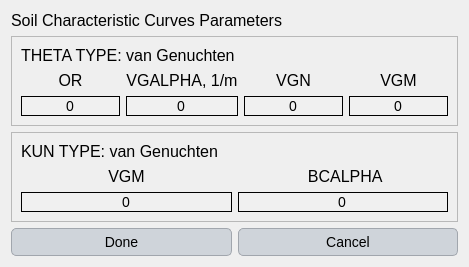
Old version of the form ui/soil_characteristic_curves.ui in the repository Inigobarbe/VFSMOD-GUI.
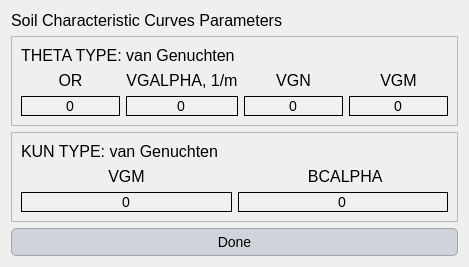
New version of the form.

Diff of the .ui file:
```diff
--- a/ui/soil_characteristic_curves.ui
+++ b/ui/soil_characteristic_curves.ui
@@ -315,13 +315,6 @@
        </property>
       </widget>
      </item>
-     <item>
-      <widget class="QPushButton" name="pushButton_2">
-       <property name="text">
-        <string>Cancel</string>
-       </property>
-      </widget>
-     </item>
     </layout>
    </item>
   </layout>
```
Left out of the diff: 2 changed lines with no effect on the pictures.
